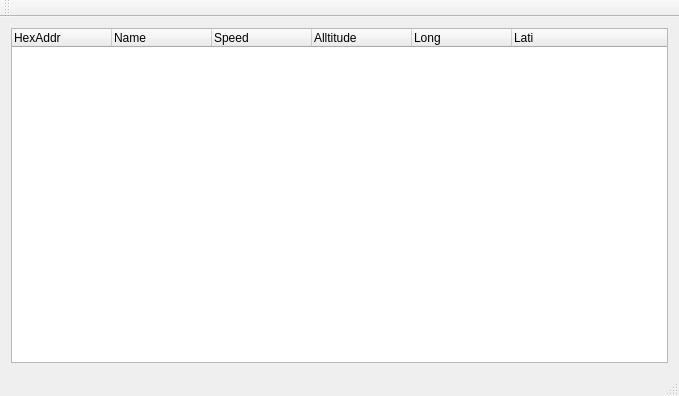
First picture: the form in mainwindow.ui, repository ntosis/GUI_dump1090, before the edit.
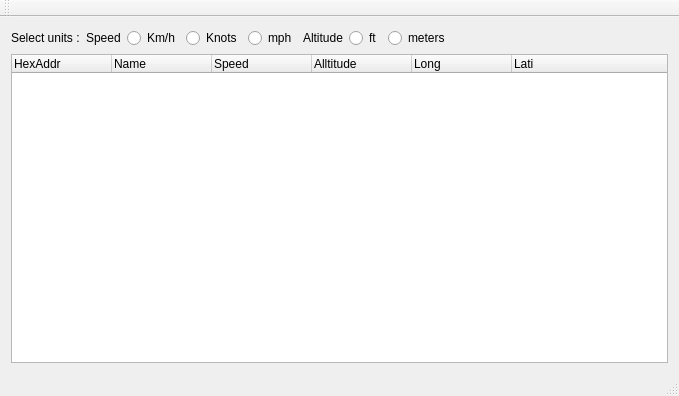
Second picture: the form after the edit.

Commit message: New ability to choose the measurment units of the speed and altitude.

The edit to the form file:
```diff
--- a/mainwindow.ui
+++ b/mainwindow.ui
@@ -16,7 +16,77 @@
   <widget class="QWidget" name="centralWidget">
    <layout class="QGridLayout" name="gridLayout">
     <item row="0" column="0">
-     <layout class="QHBoxLayout" name="horizontalLayout"/>
+     <layout class="QHBoxLayout" name="horizontalLayout">
+      <item>
+       <widget class="QLabel" name="label">
+        <property name="text">
+         <string>Select units :</string>
+        </property>
+       </widget>
+      </item>
+      <item>
+       <widget class="QLabel" name="label_2">
+        <property name="text">
+         <string>Speed</string>
+        </property>
+       </widget>
+      </item>
+      <item>
+       <widget class="QRadioButton" name="rBkmh">
+        <property name="text">
+         <string>Km/h</string>
+        </property>
+       </widget>
+      </item>
+      <item>
+       <widget class="QRadioButton" name="rBknots">
+        <property name="text">
+         <string>Knots</string>
+        </property>
+       </widget>
+      </item>
+      <item>
+       <widget class="QRadioButton" name="rBmph">
+        <property name="text">
+         <string>mph</string>
+        </property>
+       </widget>
+      </item>
+      <item>
+       <widget class="QLabel" name="label_3">
+        <property name="text">
+         <string>Altitude</string>
+        </property>
+       </widget>
+      </item>
+      <item>
+       <widget class="QRadioButton" name="rBft">
+        <property name="text">
+         <string>ft</string>
+        </property>
+       </widget>
+      </item>
+      <item>
+       <widget class="QRadioButton" name="rBmeters">
+        <property name="text">
+         <string>meters</string>
+        </property>
+       </widget>
+      </item>
+      <item>
+       <spacer name="horizontalSpacer">
+        <property name="orientation">
+         <enum>Qt::Horizontal</enum>
+        </property>
+        <property name="sizeHint" stdset="0">
+         <size>
+          <width>68</width>
+          <height>20</height>
+         </size>
+        </property>
+       </spacer>
+      </item>
+     </layout>
     </item>
     <item row="1" column="0">
      <widget class="QTreeWidget" name="treeWidget">
```
The commit also changes 2 other files.
